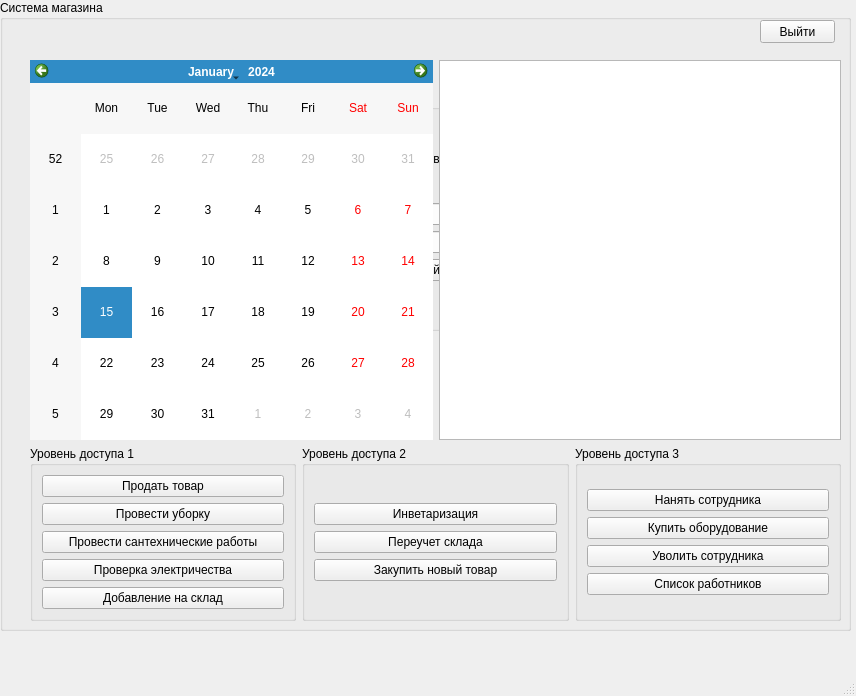
The window that store.ui (ewe08/Store_system) describes before a commit, drawn with Qt 5.
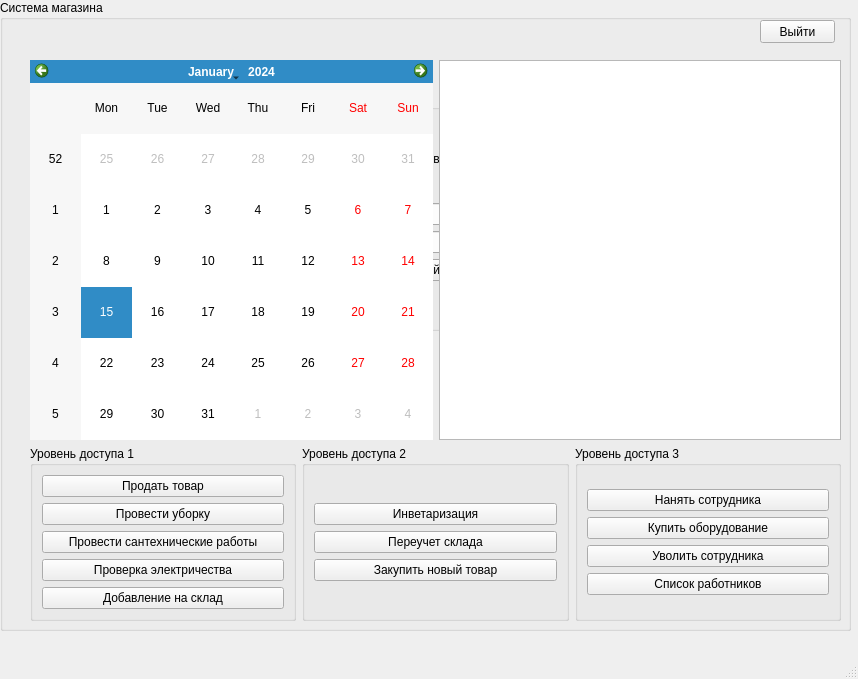
The same window after the commit.

What changed in the file:
```diff
--- a/store.ui
+++ b/store.ui
@@ -6,8 +6,8 @@
    <rect>
     <x>0</x>
     <y>0</y>
-    <width>856</width>
-    <height>696</height>
+    <width>858</width>
+    <height>679</height>
    </rect>
   </property>
   <property name="windowTitle">
```
Left out of the diff: 6 changed lines with no effect on the pictures.
